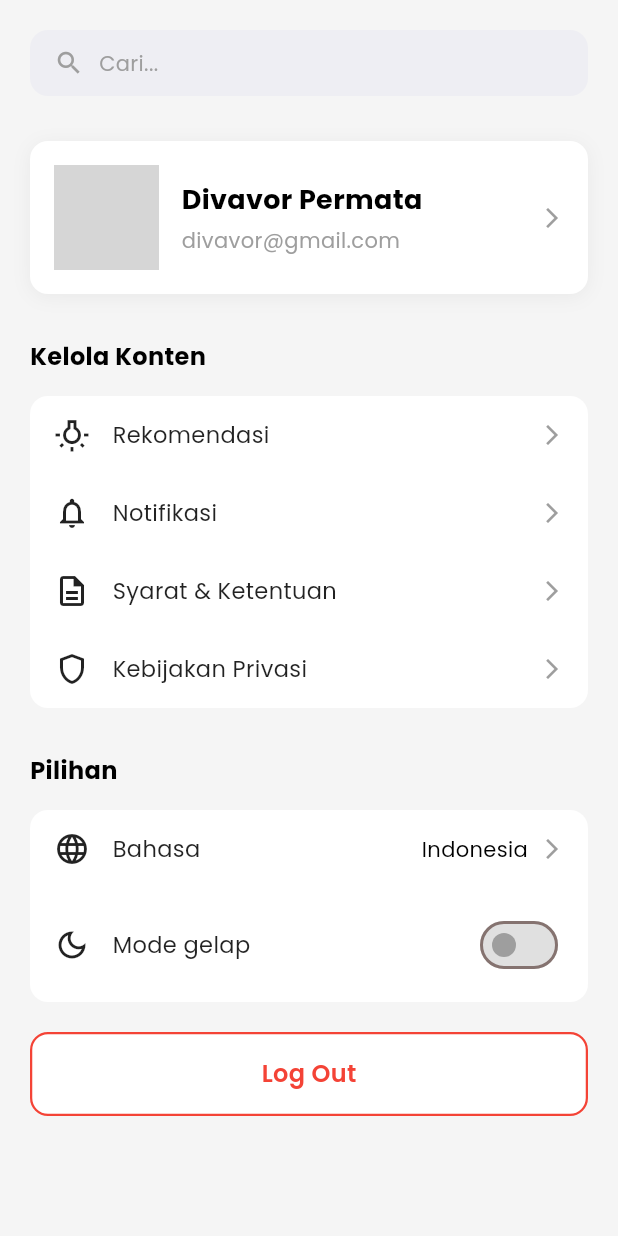
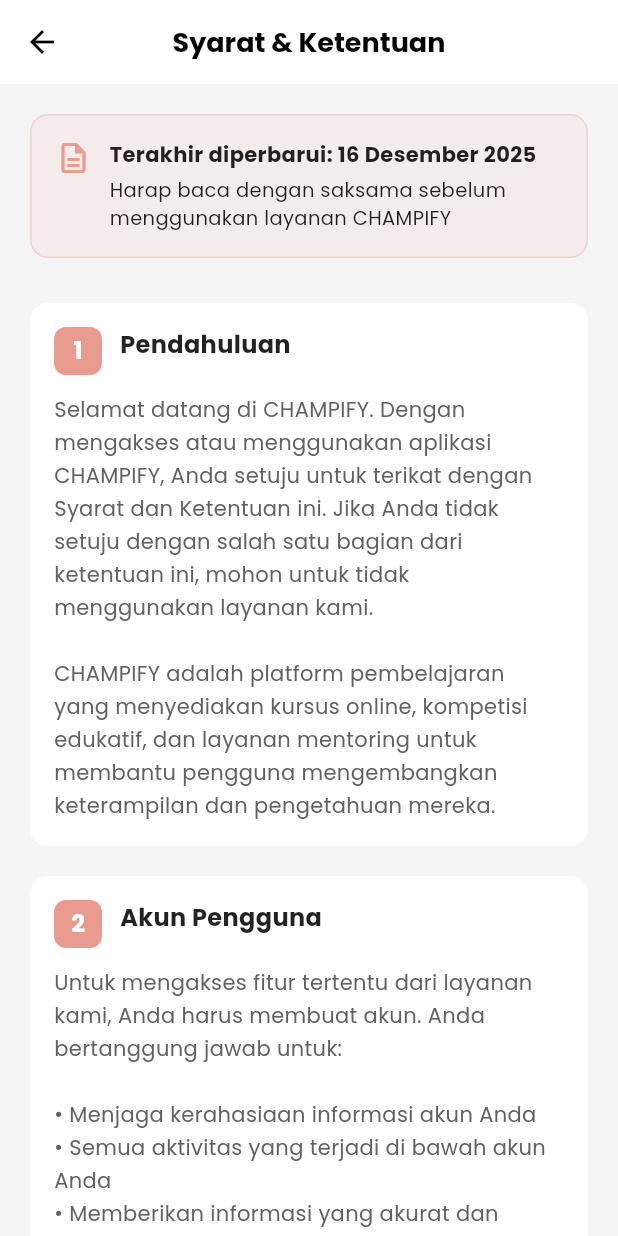
Before and after one commit to Bagas-Rafi-Dewantara/CHAMPIFY, a Flutter app: the SettingsPage screen opened directly, after a tap on "Syarat & Ketentuan", on a phone screen of 412 x 824 dp. Run offline on Flutter 3.47's test engine with Material 3 defaults, Android fonts, the phone set to English and light mode, and no system bars; our stand-ins replace google_fonts, google_nav_bar, supabase_flutter, youtube_player_flutter; accounts and stored records are empty; network calls fail; grey boxes are pictures that could not be loaded.

Commit message:
syarat dan ketentuan

```diff
--- a/lib/settings.dart
+++ b/lib/settings.dart
@@ -2,6 +2,7 @@
 import 'authentication/login.dart'; // Pastikan import ini ada
 import 'recommendation_settings.dart';
 import 'notification_settings.dart';
+import 'terms_conditions.dart';
 
 class SettingsPage extends StatefulWidget {
   const SettingsPage({Key? key}) : super(key: key);
@@ -171,7 +172,14 @@
                         title: 'Syarat & Ketentuan',
                         isFirst: false,
                         isLast: false,
-                        onTap: () {},
+                        onTap: () {
+                          Navigator.push(
+                            context,
+                            MaterialPageRoute(
+                              builder: (context) => const TermsConditionsPage(),
+                            ),
+                          );
+                        },
                       ),
                       _buildMenuItemInContainer(
                         icon: Icons.shield_outlined,
--- /dev/null
+++ b/lib/terms_conditions.dart
@@ -0,0 +1,386 @@
+import 'package:flutter/material.dart';
+
+class TermsConditionsPage extends StatelessWidget {
+  const TermsConditionsPage({Key? key}) : super(key: key);
+
+  @override
+  Widget build(BuildContext context) {
+    return Scaffold(
+      backgroundColor: const Color(0xFFF5F5F5),
+      appBar: AppBar(
+        backgroundColor: Colors.white,
+        elevation: 0,
+        leading: IconButton(
+          icon: const Icon(Icons.arrow_back, color: Colors.black),
+          onPressed: () => Navigator.pop(context),
+        ),
+        title: const Text(
+          'Syarat & Ketentuan',
+          style: TextStyle(
+            color: Colors.black,
+            fontSize: 18,
+            fontWeight: FontWeight.bold,
+          ),
+        ),
+        centerTitle: true,
+      ),
+      body: SingleChildScrollView(
+        child: Padding(
+          padding: const EdgeInsets.all(20.0),
+          child: Column(
+            crossAxisAlignment: CrossAxisAlignment.start,
+            children: [
+              // Header Info
+              Container(
+                padding: const EdgeInsets.all(16),
+                decoration: BoxDecoration(
+                  color: const Color(0xFFE89B8E).withOpacity(0.1),
+                  borderRadius: BorderRadius.circular(12),
+                  border: Border.all(
+                    color: const Color(0xFFE89B8E).withOpacity(0.3),
+                  ),
+                ),
+                child: Row(
+                  crossAxisAlignment: CrossAxisAlignment.start,
+                  children: const [
+                    Icon(
+                      Icons.description_outlined,
+                      color: Color(0xFFE89B8E),
+                      size: 24,
+                    ),
+                    SizedBox(width: 12),
+                    Expanded(
+                      child: Column(
+                        crossAxisAlignment: CrossAxisAlignment.start,
+                        children: [
+                          Text(
+                            'Terakhir diperbarui: 16 Desember 2025',
+                            style: TextStyle(
+                              fontSize: 14,
+                              fontWeight: FontWeight.bold,
+                              color: Colors.black87,
+                            ),
+                          ),
+                          SizedBox(height: 4),
+                          Text(
+                            'Harap baca dengan saksama sebelum menggunakan layanan CHAMPIFY',
+                            style: TextStyle(
+                              fontSize: 13,
+                              color: Colors.black87,
+                            ),
+                          ),
+                        ],
+                      ),
+                    ),
+                  ],
+                ),
+              ),
+
+              const SizedBox(height: 30),
+
+              // 1. Pendahuluan
+              _buildSection(
+                number: '1',
+                title: 'Pendahuluan',
+                content:
+                    'Selamat datang di CHAMPIFY. Dengan mengakses atau menggunakan aplikasi CHAMPIFY, Anda setuju untuk terikat dengan Syarat dan Ketentuan ini. Jika Anda tidak setuju dengan salah satu bagian dari ketentuan ini, mohon untuk tidak menggunakan layanan kami.\n\n'
+                    'CHAMPIFY adalah platform pembelajaran yang menyediakan kursus online, kompetisi edukatif, dan layanan mentoring untuk membantu pengguna mengembangkan keterampilan dan pengetahuan mereka.',
+              ),
+
+              const SizedBox(height: 20),
+
+              // 2. Akun Pengguna
+              _buildSection(
+                number: '2',
+                title: 'Akun Pengguna',
+                content:
+                    'Untuk mengakses fitur tertentu dari layanan kami, Anda harus membuat akun. Anda bertanggung jawab untuk:\n\n'
+                    '• Menjaga kerahasiaan informasi akun Anda\n'
+                    '• Semua aktivitas yang terjadi di bawah akun Anda\n'
+                    '• Memberikan informasi yang akurat dan lengkap\n'
+                    '• Memperbarui informasi akun Anda secara berkala\n\n'
+                    'Anda harus segera memberi tahu kami jika terjadi penggunaan tidak sah terhadap akun Anda.',
+              ),
+
+              const SizedBox(height: 20),
+
+              // 3. Penggunaan Layanan
+              _buildSection(
+                number: '3',
+                title: 'Penggunaan Layanan',
+                content:
+                    'Anda setuju untuk menggunakan layanan CHAMPIFY hanya untuk tujuan yang sah dan sesuai dengan ketentuan ini. Anda tidak diperbolehkan:\n\n'
+                    '• Melanggar hukum atau peraturan yang berlaku\n'
+                    '• Mengganggu atau merusak layanan atau server\n'
+                    '• Menyalahgunakan atau mengeksploitasi konten\n'
+                    '• Menggunakan bot atau alat otomatis tanpa izin\n'
+                    '• Berbagi akun dengan pihak lain\n'
+                    '• Menyalin atau mendistribusikan materi tanpa izin',
+              ),
+
+              const SizedBox(height: 20),
+
+              // 4. Konten Kursus
+              _buildSection(
+                number: '4',
+                title: 'Konten Kursus',
+                content:
+                    'Semua materi kursus, termasuk video, teks, gambar, dan materi lainnya adalah milik CHAMPIFY atau pemberi lisensi kami dan dilindungi oleh hak cipta.\n\n'
+                    'Anda diberikan lisensi terbatas untuk mengakses dan menggunakan konten kursus untuk keperluan pembelajaran pribadi. Anda tidak boleh:\n\n'
+                    '• Merekam, mengunduh, atau mendistribusikan ulang konten\n'
+                    '• Menggunakan konten untuk tujuan komersial\n'
+                    '• Memodifikasi atau membuat karya turunan',
+              ),
+
+              const SizedBox(height: 20),
+
+              // 5. Pembayaran dan Pengembalian Dana
+              _buildSection(
+                number: '5',
+                title: 'Pembayaran dan Pengembalian Dana',
+                content:
+                    'Beberapa layanan kami memerlukan pembayaran. Dengan melakukan pembayaran, Anda setuju:\n\n'
+                    '• Memberikan informasi pembayaran yang akurat\n'
+                    '• Membayar semua biaya yang berlaku\n'
+                    '• Bahwa semua pembayaran bersifat final\n\n'
+                    'Pengembalian dana dapat diberikan dalam kondisi tertentu:\n'
+                    '• Dalam 7 hari setelah pembelian jika belum mengakses >20% materi\n'
+                    '• Jika terjadi kesalahan teknis dari pihak kami\n'
+                    '• Sesuai kebijakan pengembalian dana yang berlaku',
+              ),
+
+              const SizedBox(height: 20),
+
+              // 6. Kompetisi
+              _buildSection(
+                number: '6',
+                title: 'Kompetisi',
+                content:
+                    'Partisipasi dalam kompetisi di CHAMPIFY tunduk pada aturan tambahan:\n\n'
+                    '• Anda harus mengikuti semua aturan kompetisi\n'
+                    '• Tidak boleh melakukan kecurangan atau manipulasi\n'
+                    '• Keputusan juri bersifat final\n'
+                    '• Hadiah akan diberikan sesuai ketentuan kompetisi\n'
+                    '• CHAMPIFY berhak mendiskualifikasi peserta yang melanggar aturan',
+              ),
+
+              const SizedBox(height: 20),
+
+              // 7. Layanan Mentoring
+              _buildSection(
+                number: '7',
+                title: 'Layanan Mentoring',
+                content:
+                    'Layanan mentoring disediakan oleh mentor independen melalui platform CHAMPIFY:\n\n'
+                    '• Jadwal sesi harus disetujui oleh kedua belah pihak\n'
+                    '• Pembatalan harus dilakukan minimal 24 jam sebelumnya\n'
+                    '• CHAMPIFY tidak bertanggung jawab atas kualitas saran mentor\n'
+                    '• Anda harus bersikap profesional dan hormat\n'
+                    '• Pelanggaran dapat mengakibatkan penangguhan layanan',
+              ),
+
+              const SizedBox(height: 20),
+
+              // 8. Hak Kekayaan Intelektual
+              _buildSection(
+                number: '8',
+                title: 'Hak Kekayaan Intelektual',
+                content:
+                    'Semua hak kekayaan intelektual dalam layanan dan konten kami, termasuk tapi tidak terbatas pada:\n\n'
+                    '• Merek dagang dan logo CHAMPIFY\n'
+                    '• Desain dan tata letak aplikasi\n'
+                    '• Kode sumber dan teknologi\n'
+                    '• Konten kursus dan materi pembelajaran\n\n'
+                    'adalah milik CHAMPIFY atau pemberi lisensi kami dan dilindungi oleh hukum kekayaan intelektual yang berlaku.',
+              ),
+
+              const SizedBox(height: 20),
+
+              // 9. Privasi Data
+              _buildSection(
+                number: '9',
+                title: 'Privasi Data',
+                content:
+                    'Penggunaan data pribadi Anda diatur oleh Kebijakan Privasi kami. Dengan menggunakan layanan kami, Anda setuju bahwa kami dapat mengumpulkan, menggunakan, dan membagikan informasi Anda sesuai dengan Kebijakan Privasi.\n\n'
+                    'Kami berkomitmen untuk melindungi privasi Anda dan menggunakan data Anda hanya untuk meningkatkan layanan kami.',
+              ),
+
+              const SizedBox(height: 20),
+
+              // 10. Penangguhan dan Penghentian
+              _buildSection(
+                number: '10',
+                title: 'Penangguhan dan Penghentian',
+                content:
+                    'Kami berhak untuk menangguhkan atau menghentikan akses Anda ke layanan kami jika:\n\n'
+                    '• Anda melanggar Syarat dan Ketentuan ini\n'
+                    '• Anda terlibat dalam aktivitas penipuan atau ilegal\n'
+                    '• Kami diminta oleh penegak hukum\n'
+                    '• Untuk melindungi keamanan platform dan pengguna lain\n\n'
+                    'Anda dapat menghentikan akun Anda kapan saja melalui pengaturan akun.',
+              ),
+
+              const SizedBox(height: 20),
+
+              // 11. Pembatasan Tanggung Jawab
+              _buildSection(
+                number: '11',
+                title: 'Pembatasan Tanggung Jawab',
+                content:
+                    'CHAMPIFY dan afiliasinya tidak bertanggung jawab atas:\n\n'
+                    '• Kerugian tidak langsung atau konsekuensial\n'
+                    '• Kehilangan data atau keuntungan\n'
+                    '• Gangguan layanan atau kesalahan teknis\n'
+                    '• Konten atau tindakan pengguna lain\n'
+                    '• Keputusan yang dibuat berdasarkan konten kami\n\n'
+                    'Layanan disediakan "sebagaimana adanya" tanpa jaminan apa pun.',
+              ),
+
+              const SizedBox(height: 20),
+
+              // 12. Perubahan Ketentuan
+              _buildSection(
+                number: '12',
+                title: 'Perubahan Ketentuan',
+                content:
+                    'Kami berhak untuk mengubah Syarat dan Ketentuan ini kapan saja. Perubahan akan berlaku segera setelah diposting di aplikasi.\n\n'
+                    'Kami akan memberitahu Anda tentang perubahan signifikan melalui email atau notifikasi dalam aplikasi. Penggunaan berkelanjutan Anda terhadap layanan setelah perubahan berarti Anda menerima ketentuan yang diperbarui.',
+              ),
+
+              const SizedBox(height: 20),
+
+              // 13. Hukum yang Berlaku
+              _buildSection(
+                number: '13',
+                title: 'Hukum yang Berlaku',
+                content:
+                    'Syarat dan Ketentuan ini diatur oleh dan ditafsirkan sesuai dengan hukum Republik Indonesia. Setiap perselisihan akan diselesaikan melalui pengadilan yang berwenang di Jakarta.\n\n'
+                    'Sebelum mengambil tindakan hukum, para pihak setuju untuk berupaya menyelesaikan perselisihan melalui negosiasi atau mediasi.',
+              ),
+
+              const SizedBox(height: 20),
+
+              // 14. Hubungi Kami
+              _buildSection(
+                number: '14',
+                title: 'Hubungi Kami',
+                content:
+                    'Jika Anda memiliki pertanyaan tentang Syarat dan Ketentuan ini, silakan hubungi kami:\n\n'
+                    '• Email: support@champify.com\n'
+                    '• Telepon: +62 21 1234 5678\n'
+                    '• Alamat: Jl. Pendidikan No. 123, Jakarta 12345\n\n'
+                    'Tim dukungan kami tersedia Senin-Jumat, 09:00-17:00 WIB.',
+              ),
+
+              const SizedBox(height: 30),
+
+              // Footer dengan checkbox persetujuan
+              Container(
+                padding: const EdgeInsets.all(16),
+                decoration: BoxDecoration(
+                  color: Colors.white,
+                  borderRadius: BorderRadius.circular(12),
+                  border: Border.all(
+                    color: const Color(0xFFE89B8E).withOpacity(0.3),
+                  ),
+                ),
+                child: Column(
+                  children: const [
+                    Icon(
+                      Icons.verified_user,
+                      color: Color(0xFFE89B8E),
+                      size: 48,
+                    ),
+                    SizedBox(height: 12),
+                    Text(
+                      'Dengan menggunakan CHAMPIFY, Anda menyatakan telah membaca, memahami, dan menyetujui Syarat & Ketentuan ini.',
+                      textAlign: TextAlign.center,
+                      style: TextStyle(fontSize: 14, color: Colors.black87),
+                    ),
+                    SizedBox(height: 16),
+                    Text(
+                      'Terima kasih telah mempercayai CHAMPIFY sebagai partner pembelajaran Anda!',
+                      textAlign: TextAlign.center,
+                      style: TextStyle(
+                        fontSize: 13,
+                        color: Colors.grey,
+                        fontStyle: FontStyle.italic,
+                      ),
+                    ),
+                  ],
+                ),
+              ),
+
+              const SizedBox(height: 20),
+            ],
+          ),
+        ),
+      ),
+    );
+  }
+
+  Widget _buildSection({
+    required String number,
+    required String title,
+    required String content,
+  }) {
+    return Container(
+      padding: const EdgeInsets.all(16),
+      decoration: BoxDecoration(
+        color: Colors.white,
+        borderRadius: BorderRadius.circular(12),
+      ),
+      child: Column(
+        crossAxisAlignment: CrossAxisAlignment.start,
+        children: [
+          Row(
+            crossAxisAlignment: CrossAxisAlignment.start,
+            children: [
+              Container(
+                width: 32,
+                height: 32,
+                decoration: BoxDecoration(
+                  color: const Color(0xFFE89B8E),
+                  borderRadius: BorderRadius.circular(8),
+                ),
+                child: Center(
+                  child: Text(
+                    number,
+                    style: const TextStyle(
+                      fontSize: 16,
+                      fontWeight: FontWeight.bold,
+                      color: Colors.white,
+                    ),
+                  ),
+                ),
+              ),
+              const SizedBox(width: 12),
+              Expanded(
+                child: Text(
+                  title,
+                  style: const TextStyle(
+                    fontSize: 16,
+                    fontWeight: FontWeight.bold,
+                    color: Colors.black87,
+                  ),
+                ),
+              ),
+            ],
+          ),
+          const SizedBox(height: 12),
+          Padding(
+            padding: const EdgeInsets.only(left: 0),
+            child: Text(
+              content,
+              style: TextStyle(
+                fontSize: 14,
+                color: Colors.grey.shade700,
+                height: 1.6,
+              ),
+            ),
+          ),
+        ],
+      ),
+    );
+  }
+}
```
